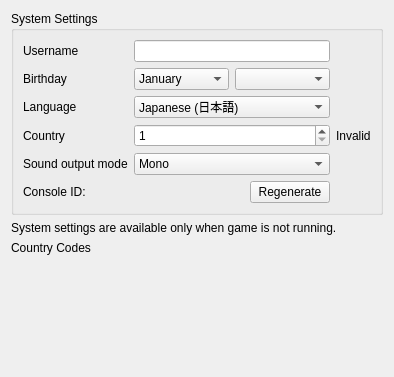
This is src/citra_qt/configuration/configure_system.ui in grimtnt/citra as Qt 5 draws it before an edit. The edited form follows.
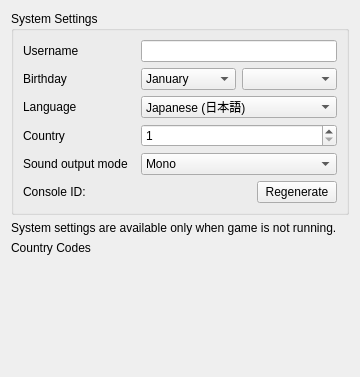
This is the edited form.

```diff
--- a/src/citra_qt/configuration/configure_system.ui
+++ b/src/citra_qt/configuration/configure_system.ui
@@ -211,13 +211,6 @@
           </property>
          </widget>
         </item>
-       <item row="3" column="2">
-         <widget class="QLabel" name="label_country_invalid">
-          <property name="text">
-           <string>Invalid</string>
-          </property>
-         </widget>
-        </item>
         <item row="4" column="0">
          <widget class="QLabel" name="label_sound">
           <property name="text">
```
